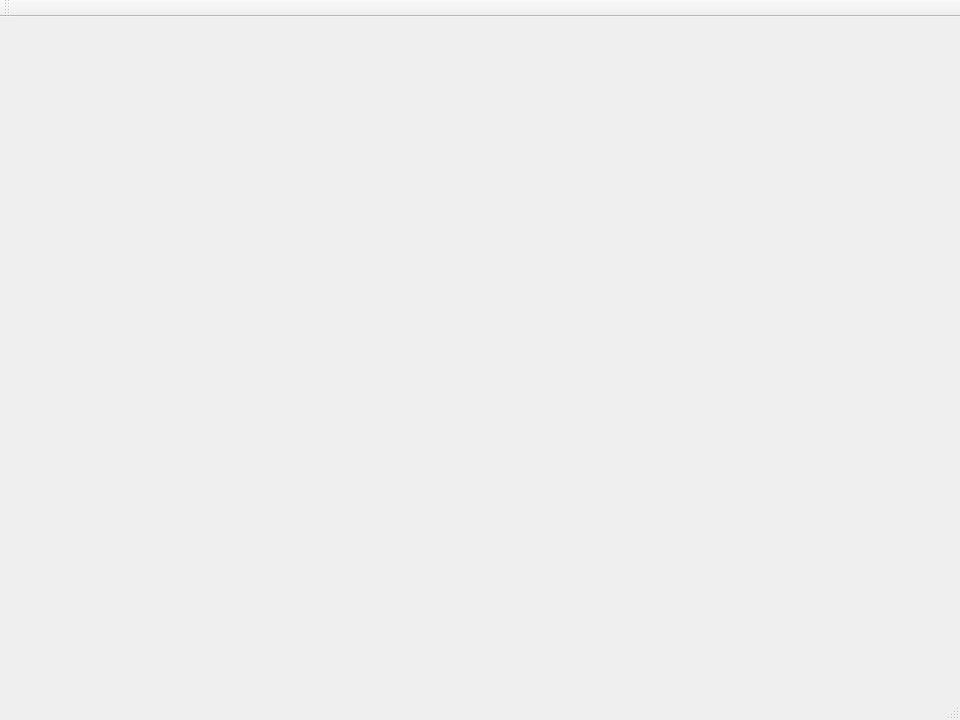
This is CdtTools/mainwindow.ui in CGinMax/ProtocolTools as Qt 5 draws it before an edit. The edited form follows.
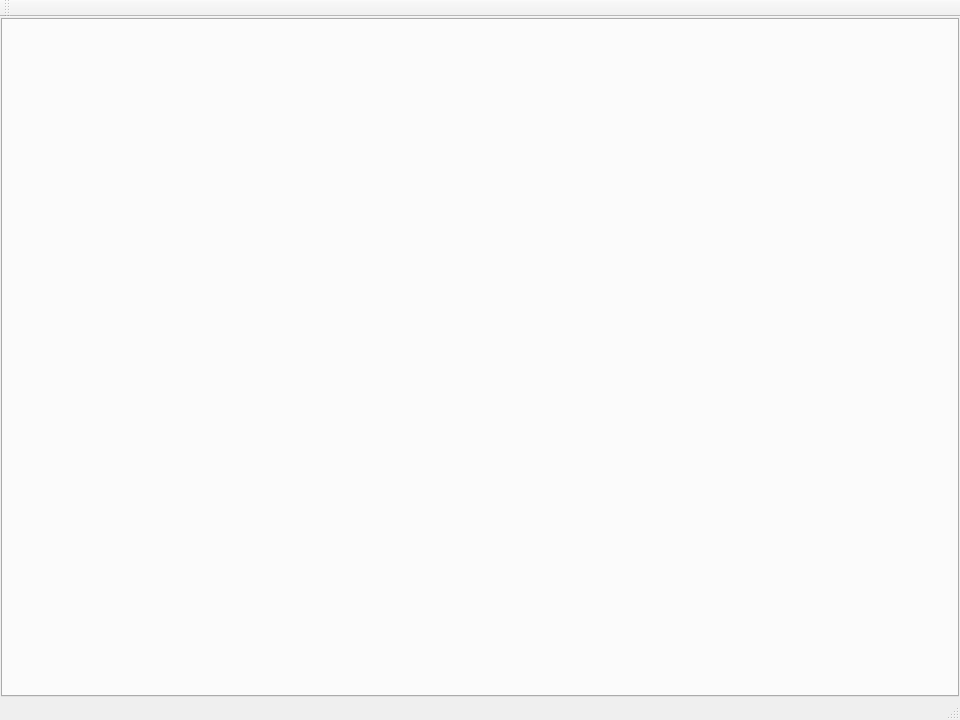
This is the edited form.

```diff
--- a/CdtTools/mainwindow.ui
+++ b/CdtTools/mainwindow.ui
@@ -27,6 +27,9 @@
     <property name="bottomMargin">
      <number>1</number>
     </property>
+    <item>
+     <widget class="QTabWidget" name="tabWidget"/>
+    </item>
    </layout>
   </widget>
   <widget class="QMenuBar" name="menuBar">
```
